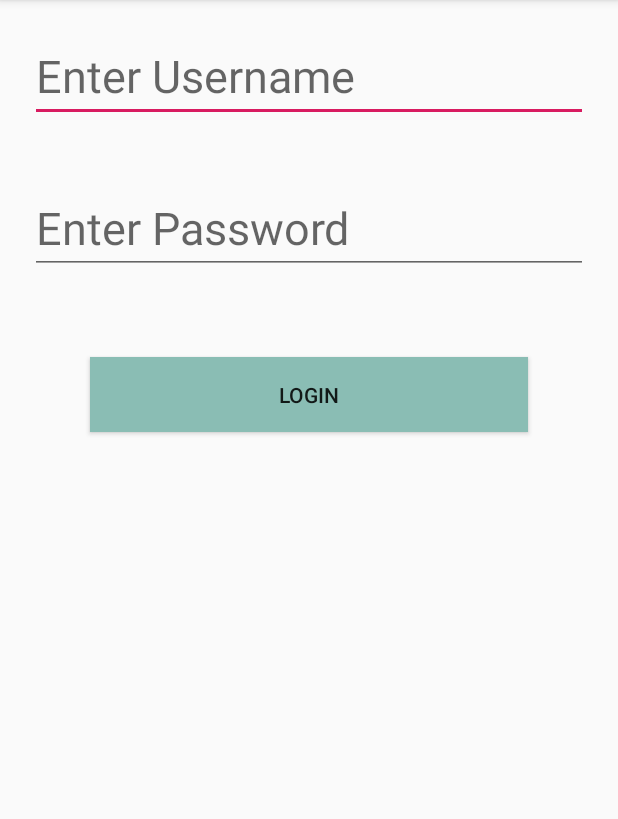
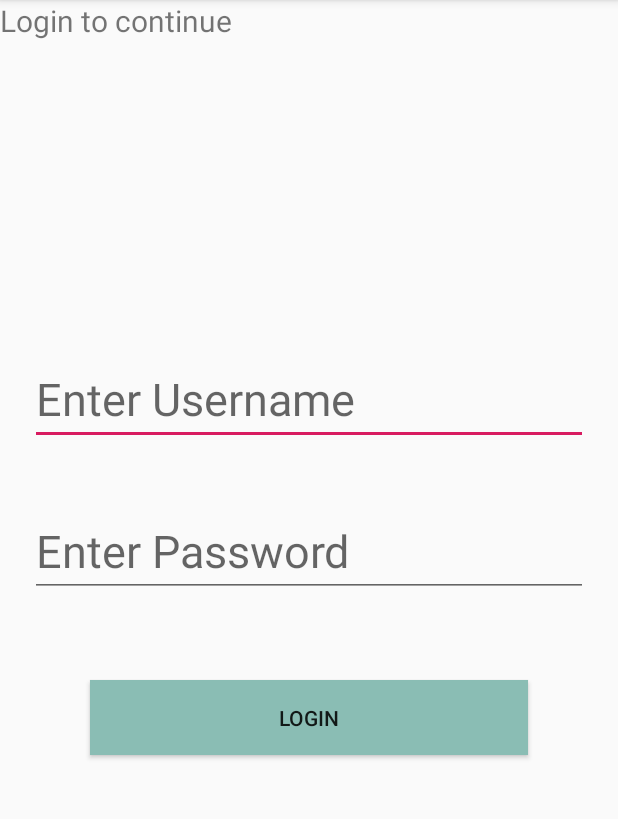
Before and after one commit to glen33lobo/EmployeeApp, an Android app: the screen it shows after launch (MainActivity), after a tap on "LOGIN", on a phone screen of 412 x 824 dp, the part 84-903 px from its top. Run offline under Robolectric (Android 15) with nearby library versions, the phone set to English and light mode, and no system bars; our stand-ins replace Volley; network calls fail.

Commit message:
19 th july

```diff
--- a/app/src/main/java/com/example/android/employeeapp/Employee_Main.java
+++ b/app/src/main/java/com/example/android/employeeapp/Employee_Main.java
@@ -50,7 +50,7 @@ public class Employee_Main extends AppCompatActivity {
     Cursor c;
     SQLiteDatabase db;
     int flag=1;
-    LinearLayout linearLayout = (LinearLayout) findViewById(R.id.linearLayoutid);
+    LinearLayout linearLayout;
     TextView tv;
 
     @Override
@@ -58,6 +58,7 @@ public class Employee_Main extends AppCompatActivity {
         super.onCreate(savedInstanceState);
         setContentView(R.layout.activity_employee__main);
 
+        linearLayout = (LinearLayout) findViewById(R.id.linearLayoutid);
         b=(Button)findViewById(R.id.logout);
         upb=(Button)findViewById(R.id.update_desc);
         uploadb=(Button)findViewById(R.id.upload);
--- a/app/src/main/java/com/example/android/employeeapp/MainActivity.java
+++ b/app/src/main/java/com/example/android/employeeapp/MainActivity.java
@@ -59,7 +59,7 @@ public class MainActivity extends AppCompatActivity {
         setContentView(R.layout.activity_main);
 
 
-        login_btn = (Button) findViewById(R.id.login_button);
+//        login_btn = (Button) findViewById(R.id.login_button);
         emp_btn = (Button) findViewById(R.id.emp_login);
         user = (TextView) findViewById(R.id.uname);
         pass = (TextView) findViewById(R.id.upass);
@@ -87,7 +87,7 @@ public class MainActivity extends AppCompatActivity {
             @Override
             public void onClick(View v) {
 
-                if (user.getText().equals("Admin") && pass.getText().equals("admin123")) {
+                if (user.getText().toString().equals("Admin") && pass.getText().toString().equals("admin123")) {
                     Intent i=new Intent(MainActivity.this,All_Employers.class);
                     startActivity(i);
 
--- a/app/src/main/res/layout/activity_main.xml
+++ b/app/src/main/res/layout/activity_main.xml
@@ -1,41 +1,64 @@
 <?xml version="1.0" encoding="utf-8"?>
-<LinearLayout xmlns:android="http://schemas.android.com/apk/res/android"
+<RelativeLayout xmlns:android="http://schemas.android.com/apk/res/android"
     xmlns:app="http://schemas.android.com/apk/res-auto"
     xmlns:tools="http://schemas.android.com/tools"
     android:layout_width="match_parent"
     android:layout_height="match_parent"
     android:orientation="vertical"
-    tools:context=".MainActivity">
+    tools:context=".MainActivity"
+    android:layout_weight="10"
+    >
+
+    <RelativeLayout
+        android:id="@+id/rl1"
+        android:layout_width="match_parent"
+        android:layout_height="215dp"
+        tools:ignore="InvalidId"
+        android:background="#009FEBDA">
+
+
+        <TextView
+            android:layout_width="wrap_content"
+            android:layout_height="wrap_content"
+            android:text="Login to continue"
+            android:textSize="20sp" />
+
+    </RelativeLayout>
+
+    <LinearLayout
+        android:layout_width="match_parent"
+        android:layout_height="516dp"
+        android:layout_below="@id/rl1"
+        android:orientation="vertical">
 
         <EditText
+            android:id="@+id/uname"
             android:layout_width="match_parent"
             android:layout_height="wrap_content"
+            android:layout_margin="20dp"
             android:hint="Enter Username"
-        android:textSize="30dp"
-        android:layout_margin="20dp"
             android:textColor="#375E57"
-        android:id="@+id/uname"/>
+            android:textSize="30dp" />
 
         <EditText
+            android:id="@+id/upass"
             android:layout_width="match_parent"
             android:layout_height="wrap_content"
+            android:layout_margin="20dp"
             android:hint="Enter Password"
             android:password="true"
-        android:textSize="30dp"
-        android:layout_margin="20dp"
-        android:id="@+id/upass"
-        android:textColor="#375E57"/>
+            android:textColor="#375E57"
+            android:textSize="30dp" />
 
         <Button
             android:id="@+id/emp_login"
             android:layout_width="match_parent"
             android:layout_height="50dp"
+            android:layout_centerInParent="true"
             android:layout_marginHorizontal="60dp"
             android:layout_marginVertical="35dp"
-        android:text="login"
             android:background="#8ABDB4"
-        android:layout_centerInParent="true"
-        />
+            android:text="login" />
 
         <!--<Button-->
         <!--android:layout_marginTop="100dp"-->
@@ -48,3 +71,4 @@
         <!--android:layout_centerInParent="true"/>-->
 
     </LinearLayout>
+</RelativeLayout>
```
Lines whose indentation alone changed are shown as unchanged.
